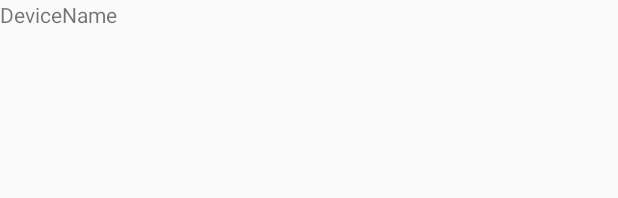
After one commit to daniel-isme/WattSave, an Android app: the layout list_item.xml on its own in the app's theme, with its tools: preview values and no code run, on a phone screen of 412 x 824 dp. The commit adds this screen. Shown: the top 198 px of the screen. Run offline under Robolectric (Android 15) with nearby library versions, the light colour scheme and no system bars.

Commit message:
Bluetooth devices dropdown list

```diff
--- a/app/src/main/res/layout/activity_main.xml
+++ b/app/src/main/res/layout/activity_main.xml
@@ -17,7 +17,7 @@
         app:layout_constraintTop_toTopOf="parent" />
 
     <Spinner
-        android:id="@+id/devices_spinner"
+        android:id="@+id/devicesSpinner"
         android:layout_width="200dp"
         android:layout_height="wrap_content"
         android:layout_marginTop="8dp"
--- /dev/null
+++ b/app/src/main/res/layout/list_item.xml
@@ -0,0 +1,17 @@
+<?xml version="1.0" encoding="utf-8"?>
+<androidx.constraintlayout.widget.ConstraintLayout
+    xmlns:android="http://schemas.android.com/apk/res/android"
+    xmlns:app="http://schemas.android.com/apk/res-auto"
+    android:layout_width="match_parent"
+    android:layout_height="match_parent">
+
+    <TextView
+        android:id="@+id/deviceNameTextView"
+        android:layout_width="match_parent"
+        android:layout_height="wrap_content"
+        android:text="DeviceName"
+        app:layout_constraintEnd_toEndOf="parent"
+        app:layout_constraintStart_toStartOf="parent"
+        app:layout_constraintTop_toTopOf="parent" />
+
+</androidx.constraintlayout.widget.ConstraintLayout>
```
Also changed, not shown: app/src/main/java/com/example/wattsaver/MainActivity.kt (+13 -0 lines), 1 other file.
